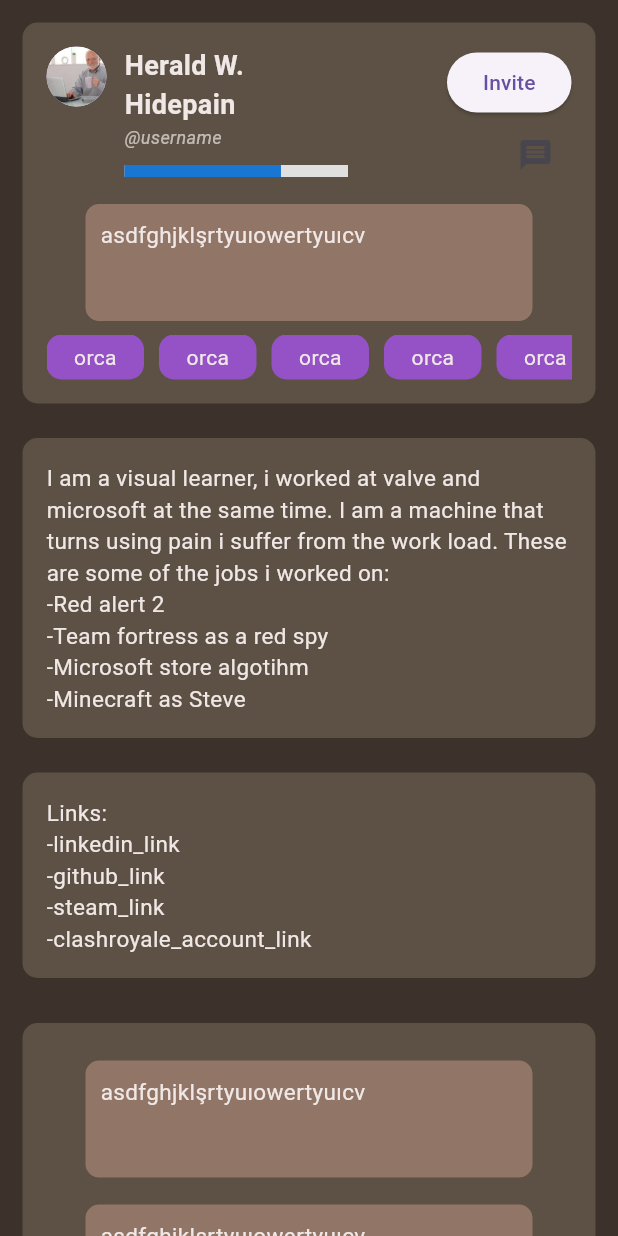
After one commit to M-ismail83/Orcanet, a Flutter app: the screen it shows after launch, after a tap on the "person 2" icon, on a phone screen of 412 x 824 dp. The commit adds this screen. Run offline on Flutter 3.47's test engine with Material 3 defaults, Android fonts, the phone set to English and light mode, and no system bars; our stand-ins replace cloud_firestore, firebase_auth, firebase_core, firebase_messaging, shared_preferences, stroke_text; accounts and stored records are empty.

Commit message:
profile (frontend) and notification (temporary)

```diff
--- a/lib/main.dart
+++ b/lib/main.dart
@@ -5,11 +5,10 @@ import 'package:orcanet/chatPage.dart';
 import 'package:orcanet/firebase_options.dart';
 import 'package:orcanet/feedAndPodsPage.dart';
 import 'package:orcanet/feedPage.dart';
-import 'package:orcanet/loginPage.dart';
 import 'package:orcanet/makePostPage.dart';
 import 'package:orcanet/message.dart';
+import 'package:orcanet/profilePage.dart';
 import 'package:orcanet/utilityClass.dart';
-import 'package:orcanet/chatPage.dart';
 
 final ValueNotifier<bool> isDarkModeNotifier = ValueNotifier<bool>(true);
 
@@ -49,7 +48,7 @@ class MyApp extends StatelessWidget {
                 ),
               ),
             ),
-            home: LoginScreen(),
+            home: MyHomePage(),
           );
         });
   }
@@ -125,6 +124,28 @@ Widget build(BuildContext context) {
             ),
           ),
           leadingWidth: 55,
+
+          actions: [
+            IconButton(
+              icon: const Icon(Icons.notifications_outlined),
+              tooltip: 'Your Notifications',
+              onPressed: () {
+                // handle the press
+              },
+            ),
+            IconButton(
+              icon: const Icon(Icons.person_2),
+              tooltip: 'Open shopping cart',
+              onPressed: () {
+                Navigator.push(
+                  context,
+                  MaterialPageRoute<void>(
+                    builder: (context) => profilePage(currentColors: currentColors),
+                  ),
+                );
+              },
+            ),
+          ],
         ),
         bottomNavigationBar: NavigationBar(
           onDestinationSelected: (int index) {
--- a/lib/makePostPage.dart
+++ b/lib/makePostPage.dart
@@ -144,7 +144,8 @@ class _makePostPageState extends State<makePostPage> {
                       decoration: BoxDecoration(
                         color: widget.currentColors['container'],
                         borderRadius: BorderRadius.circular(10),
-                        border: Border.all(color: widget.currentColors['container']!, width: 1.0),),
+                        border: Border.all(color: widget.currentColors['container']!, width: 1.0),
+                      ),
                     child: Column(
                       children: [
                         TextField(
@@ -189,4 +190,5 @@ class _makePostPageState extends State<makePostPage> {
         ],
       )
     );
-  }}
+  }
+}
--- /dev/null
+++ b/lib/notificationPage.dart
@@ -0,0 +1,14 @@
+import 'package:flutter/material.dart';
+
+class notificationPage extends StatefulWidget{
+  @override
+  State<StatefulWidget> createState() => _notificationsPageState();
+
+}
+
+class _notificationsPageState extends State<notificationPage>{
+  @override
+  Widget build(BuildContext context) {
+    return Text("NOTIFICATIONS");
+  }
+}
--- /dev/null
+++ b/lib/profilePage.dart
@@ -0,0 +1,289 @@
+import 'package:flutter/material.dart';
+import 'package:orcanet/utilityClass.dart';
+
+class profilePage extends StatefulWidget {
+  const profilePage({super.key, required this.currentColors}); //constructor
+  final Map<String, Color> currentColors; //field for constructor
+
+  @override
+  State<StatefulWidget> createState() => _profilePageState();
+}
+
+class _profilePageState extends State<profilePage> {
+
+  Container tagContainer(String tagName) {
+    return Container(
+      alignment: Alignment.center,
+      height: 30,
+      width: 65,
+      decoration: BoxDecoration(
+          color: widget.currentColors['acc1'],
+          border: Border.all(color: widget.currentColors['acc1']!),
+          borderRadius: BorderRadius.circular(10)),
+      child: Text(
+        tagName,
+        style: TextStyle(color: widget.currentColors['text']),
+      ),
+    );
+  }
+
+  @override
+  Widget build(BuildContext context) {
+    return Scaffold(
+      backgroundColor: widget.currentColors['bg'],
+      body: SafeArea(child:
+       ListView(
+        //padding: EdgeInsets.symmetric(horizontal: 20, vertical: 10),
+          children: [
+            Container( //uppermost container structure:
+              //
+              decoration: BoxDecoration(
+                color: widget.currentColors['container'],
+                borderRadius: BorderRadius.circular(10),
+                border: Border.all(
+                    color: widget.currentColors['container']!, width: 1.0),
+              ),
+              padding: EdgeInsets.all(15.0),
+              margin: EdgeInsets.all(15.0),
+              width: double.infinity,
+
+              // *** FIX 1: Removed the Expanded widget here ***
+              child: Column(
+                children: [
+                  Row( // Use a Row to align the CircleAvatar and the text/progress bar
+                crossAxisAlignment: CrossAxisAlignment.start,
+                children: [
+                  // 1. Profile Picture
+                  CircleAvatar(
+                    backgroundImage: Image.asset(
+                      "lib/images/placeholder.jpg",
+                      fit: BoxFit.fill,
+                    ).image,
+                  ),
+                  const SizedBox(width: 12),
+
+                  // 2. User Info (Username, Name, Progress Bar)
+                  // We wrap this entire section in an Expanded so it takes the remaining space
+                  Expanded(
+                    child: Column(
+                      crossAxisAlignment: CrossAxisAlignment.start,
+                      children: [
+                        // Stack the two Text widgets
+                        Text(
+                          "Herald W. Hidepain",
+                          style: TextStyle(
+                            fontWeight: FontWeight.bold,
+                            // *** FIX 2: Adjusted or removed unnecessary height property ***
+                            fontSize: 18,
+                            color: widget.currentColors['text'],
+                          ),
+                        ),
+                        Text(
+                          "@username",
+                          style: TextStyle(
+                            fontStyle: FontStyle.italic,
+                            fontSize: 12,
+                            color: widget.currentColors['text']!.withOpacity(0.7),
+                          ),
+                        ),
+
+                        // Vertical space before the progress bar
+                        const SizedBox(height: 10),
+
+                        // Krill/Points Progress Bar
+                        LinearProgressIndicator(
+                          value: 0.7,
+                          minHeight: 8.0,
+                          backgroundColor: Colors.grey.shade300,
+                          color: Colors.blue.shade700,
+                        ),
+                      ],
+                    ),
+                  ),
+                  Expanded(
+                      child:
+                    Column(
+                      crossAxisAlignment: CrossAxisAlignment.end,
+                      mainAxisAlignment: MainAxisAlignment.start,
+                      children: [
+                        ElevatedButton(
+                            onPressed: (){},
+                            child: Text("Invite")
+                        ),
+                        IconButton(
+                            onPressed: (){},
+                            icon: const Icon(Icons.message)
+                        )
+                      ],
+                  )
+                  )
+                ],
+              ),
+                  Container(
+                    decoration: BoxDecoration(
+                      color: widget.currentColors["bar"],
+                      borderRadius: BorderRadius.circular(10),
+                      border: Border.all(
+                          color: widget.currentColors['container']!, width: 1.0),
+                    ),
+                    padding: EdgeInsets.all(10.0),
+                    margin: EdgeInsets.all(8.0),
+                    width: 300.0,
+                    height: 80.0,
+                    child: Text("asdfghjklşrtyuıowertyuıcv",
+                      style: TextStyle(
+                        fontSize: 15,
+                        color: widget.currentColors['text'],
+                      ),
+                    ),
+                  ),
+                  SingleChildScrollView(
+                    scrollDirection: Axis.horizontal,
+                    child: Row(
+                      mainAxisAlignment: MainAxisAlignment.start,
+                      crossAxisAlignment: CrossAxisAlignment.start,
+                      spacing: 10.0,
+                      children: [
+                        tagContainer("orca"),
+                        tagContainer("orca"),
+                        tagContainer("orca"),
+                        tagContainer("orca"),
+                        tagContainer("orca"),
+                      ],
+                    ),
+                  )
+              ]
+              ),
+            ),
+            Container(
+              decoration: BoxDecoration(
+                color: widget.currentColors['container'],
+                borderRadius: BorderRadius.circular(10),
+                border: Border.all(
+                    color: widget.currentColors['container']!, width: 1.0),
+              ),
+              padding: EdgeInsets.all(15.0),
+              margin: EdgeInsets.fromLTRB(15.0, 8.0, 15.0, 8.0),
+              width: double.infinity,
+
+              child:
+              SingleChildScrollView(
+                scrollDirection: Axis.vertical,
+                child:
+                Text(
+                    """I am a visual learner, i worked at valve and microsoft at the same time. I am a machine that turns using pain i suffer from the work load. These are some of the jobs i worked on:
+-Red alert 2
+-Team fortress as a red spy
+-Microsoft store algotihm
+-Minecraft as Steve""",
+                  style: TextStyle(
+                  fontSize: 15,
+                  color: widget.currentColors['text'],
+                ),
+                ),
+
+              ),
+            ),
+
+            Container(
+              decoration: BoxDecoration(
+                color: widget.currentColors['container'],
+                borderRadius: BorderRadius.circular(10),
+                border: Border.all(
+                    color: widget.currentColors['container']!, width: 1.0),
+              ),
+              padding: EdgeInsets.all(15.0),
+              margin: EdgeInsets.all(15.0),
+              width: double.infinity,
+
+              child: Text(
+                  """Links:
+-linkedin_link
+-github_link
+-steam_link
+-clashroyale_account_link""",
+                  style: TextStyle(
+                    fontSize: 15,
+                    color: widget.currentColors['text'],
+                  ),
+                )
+            ),
+
+            Container(
+              decoration: BoxDecoration(
+                color: widget.currentColors['container'],
+                borderRadius: BorderRadius.circular(10),
+                border: Border.all(
+                    color: widget.currentColors['container']!, width: 1.0),
+              ),
+              padding: EdgeInsets.all(15.0),
+              margin: EdgeInsets.all(15.0),
+              width: double.infinity,
+
+              child: Column(
+                children: [
+                  Container(
+                    decoration: BoxDecoration(
+                      color: widget.currentColors["bar"],
+                      borderRadius: BorderRadius.circular(10),
+                      border: Border.all(
+                          color: widget.currentColors['container']!, width: 1.0),
+                    ),
+                    padding: EdgeInsets.all(10.0),
+                    margin: EdgeInsets.all(8.0),
+                    width: 300.0,
+                    height: 80.0,
+                    child: Text("asdfghjklşrtyuıowertyuıcv",
+                      style: TextStyle(
+                        fontSize: 15,
+                        color: widget.currentColors['text'],
+                      ),
+                    ),
+                  ),
+
+                  Container(
+                    decoration: BoxDecoration(
+                      color: widget.currentColors["bar"],
+                      borderRadius: BorderRadius.circular(10),
+                      border: Border.all(
+                          color: widget.currentColors['container']!, width: 1.0),
+                    ),
+                    padding: EdgeInsets.all(10.0),
+                    margin: EdgeInsets.all(8.0),
+                    width: 300.0,
+                    height: 80.0,
+                    child: Text("asdfghjklşrtyuıowertyuıcv",
+                      style: TextStyle(
+                        fontSize: 15,
+                        color: widget.currentColors['text'],
+                      ),
+                    ),
+                  ),
+
+                  Container(
+                    decoration: BoxDecoration(
+                      color: widget.currentColors["bar"],
+                      borderRadius: BorderRadius.circular(10),
+                      border: Border.all(
+                          color: widget.currentColors['container']!, width: 1.0),
+                    ),
+                    padding: EdgeInsets.all(10.0),
+                    margin: EdgeInsets.all(8.0),
+                    width: 300.0,
+                    height: 80.0,
+                    child: Text("asdfghjklşrtyuıowertyuıcv",
+                      style: TextStyle(
+                        fontSize: 15,
+                        color: widget.currentColors['text'],
+                      ),
+                    ),
+                  ),
+                ],
+              ),
+            )
+          ],
+        ),
+      )
+    );
+  }
+}
--- a/pubspec.yaml
+++ b/pubspec.yaml
@@ -41,6 +41,7 @@ dependencies:
   cloud_firestore: ^6.1.0
   firebase_auth: ^6.1.2
   shared_preferences: ^2.5.3
+
 
 dev_dependencies:
   flutter_test:
```
